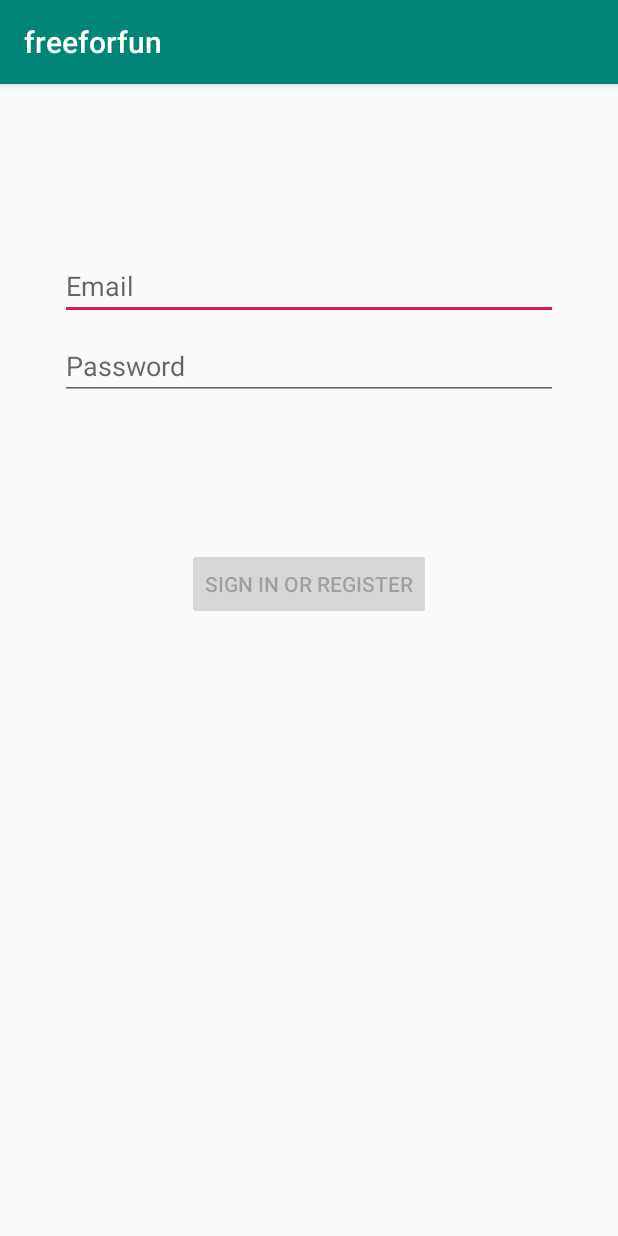
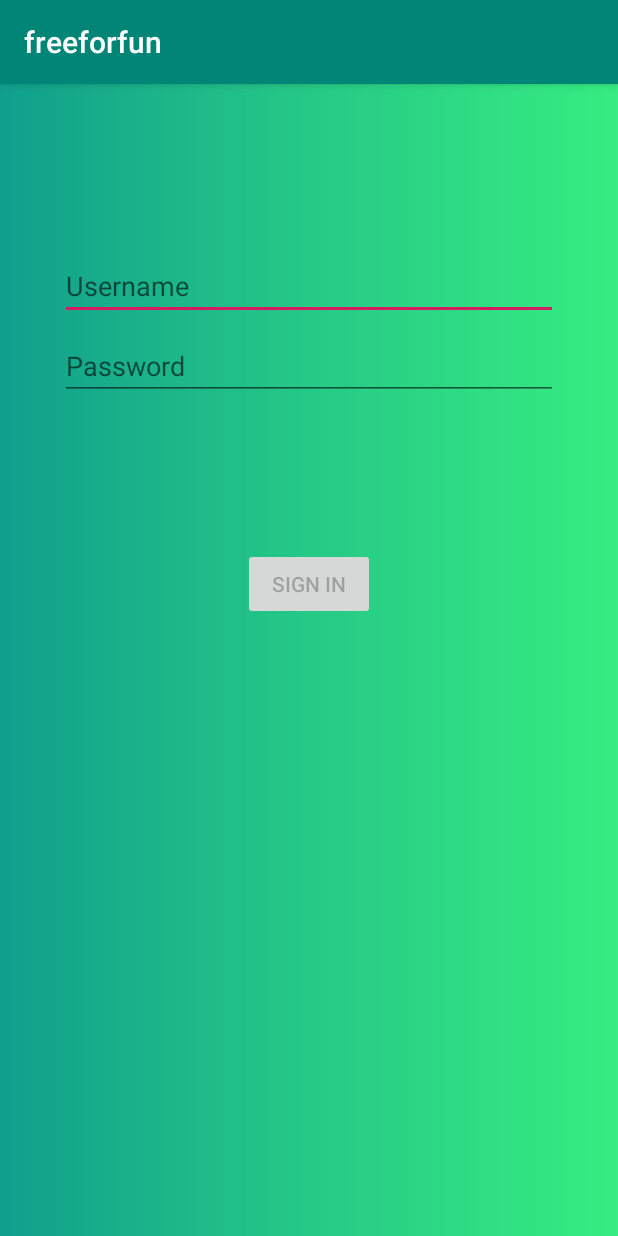
Before and after one commit to Ghetap/FreeForFun-, an Android app: the screen it shows after launch (LoginActivity), on a phone screen of 412 x 824 dp. Run offline under Robolectric (Android 15) with nearby library versions, the phone set to English and light mode, and no system bars.

Commit message:
basic login gui

```diff
--- a/freeforfun2/app/src/main/java/com/example/freeforfun/data/LoginDataSource.java
+++ b/freeforfun2/app/src/main/java/com/example/freeforfun/data/LoginDataSource.java
@@ -16,7 +16,7 @@ public class LoginDataSource {
             LoggedInUser fakeUser =
                     new LoggedInUser(
                             java.util.UUID.randomUUID().toString(),
-                            "Jane Doe");
+                            username);
             return new Result.Success<>(fakeUser);
         } catch (Exception e) {
             return new Result.Error(new IOException("Error logging in", e));
--- /dev/null
+++ b/freeforfun2/app/src/main/res/drawable/gradient.xml
@@ -0,0 +1,11 @@
+<?xml version="1.0" encoding="utf-8"?>
+<shape xmlns:android="http://schemas.android.com/apk/res/android" android:shape="rectangle" >
+
+  <gradient
+      android:angle="180"
+      android:centerColor="#26C986"
+      android:endColor="#109F8D"
+      android:startColor="#36ED81"
+      android:type="linear" />
+
+</shape>
--- a/freeforfun2/app/src/main/res/layout/activity_login.xml
+++ b/freeforfun2/app/src/main/res/layout/activity_login.xml
@@ -9,6 +9,7 @@
     android:paddingTop="@dimen/activity_vertical_margin"
     android:paddingRight="@dimen/activity_horizontal_margin"
     android:paddingBottom="@dimen/activity_vertical_margin"
+    android:background="@drawable/gradient"
     tools:context=".ui.login.LoginActivity">
 
     <EditText
--- a/freeforfun2/app/src/main/res/values/strings.xml
+++ b/freeforfun2/app/src/main/res/values/strings.xml
@@ -1,9 +1,9 @@
 <resources>
     <string name="app_name">freeforfun</string>
     <!-- Strings related to login -->
-    <string name="prompt_email">Email</string>
+    <string name="prompt_email">Username</string>
     <string name="prompt_password">Password</string>
-    <string name="action_sign_in">Sign in or register</string>
+    <string name="action_sign_in">Sign in </string>
     <string name="action_sign_in_short">Sign in</string>
     <string name="welcome">"Welcome !"</string>
     <string name="invalid_username">Not a valid username</string>
```
